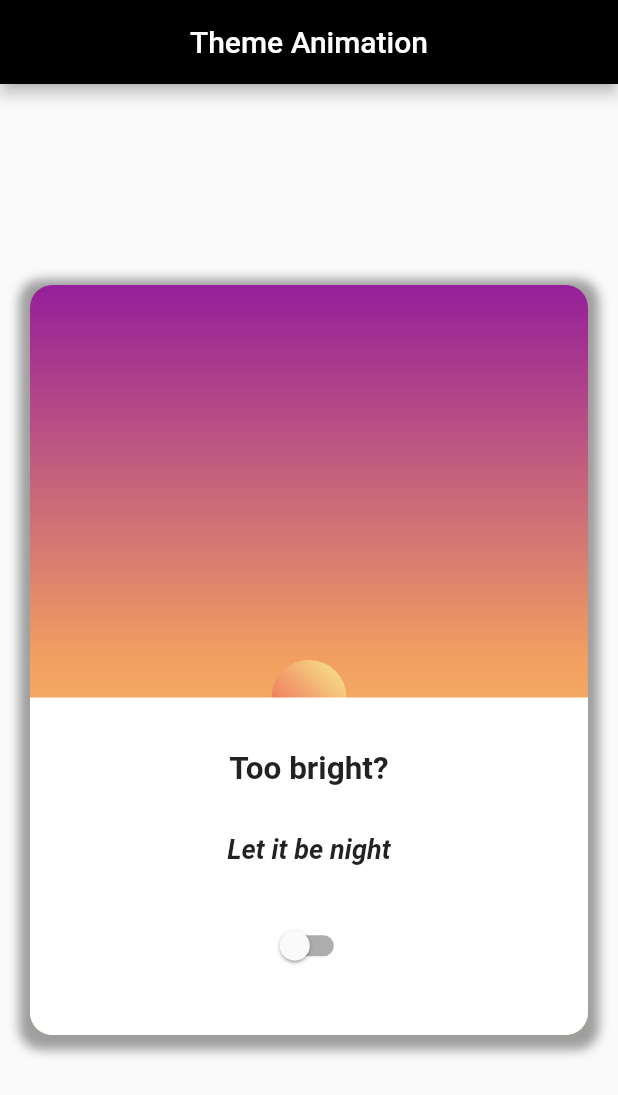
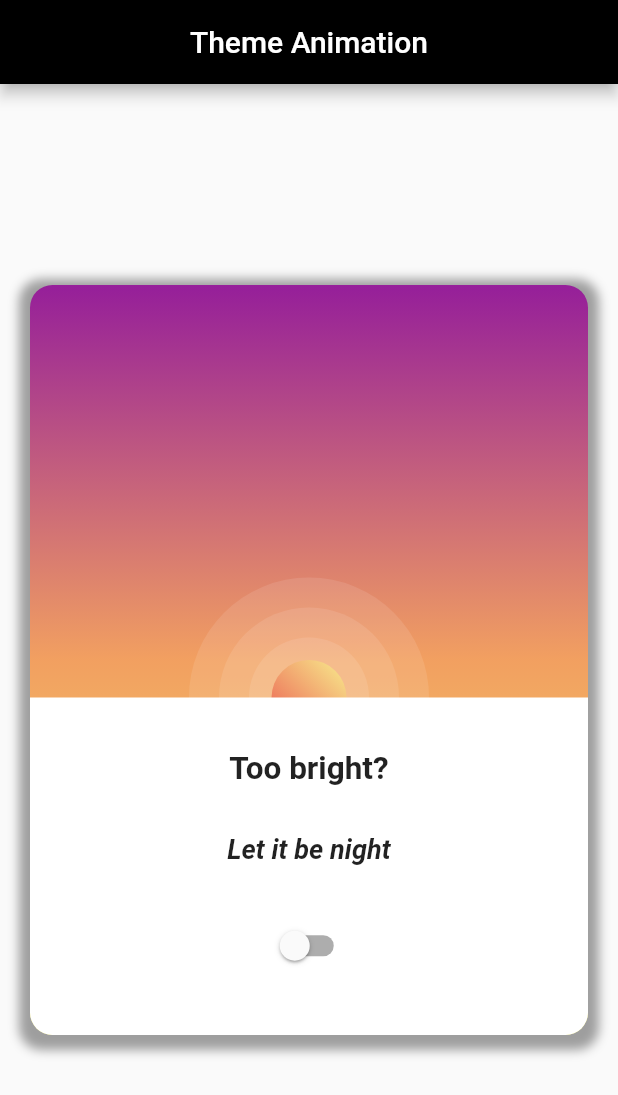
Before and after one commit to ENRexGeorge23/Flutter-ZeroToMastery, a Flutter app: the ThemeAnimationScreen screen opened directly, on a phone screen of 412 x 824 dp. Shown: the top 1095 px of the screen. Run offline on Flutter 3.47's test engine with Material 2 defaults, Android fonts, the phone set to English and light mode, and no system bars; network calls fail.

Commit message:
[PROGRESS]DAY-4.0

```diff
--- a/flutter_basics/basics/lib/presentation/navigation_example_screens/screen_two.dart
+++ b/flutter_basics/basics/lib/presentation/navigation_example_screens/screen_two.dart
@@ -1,4 +1,3 @@
-import 'package:basics/presentation/navigation_example_screens/screen_one.dart';
 import 'package:flutter/material.dart';
 
 class ScreenTwo extends StatelessWidget {
--- a/flutter_basics/basics/lib/presentation/theme_animation/theme_animation_screen.dart
+++ b/flutter_basics/basics/lib/presentation/theme_animation/theme_animation_screen.dart
@@ -1,4 +1,6 @@
 import 'package:basics/application/theme_service.dart';
+import 'package:basics/presentation/theme_animation/widgets/moon.dart';
+import 'package:basics/presentation/theme_animation/widgets/stars.dart';
 import 'package:basics/presentation/theme_animation/widgets/sun.dart';
 import 'package:flutter/material.dart';
 import 'package:provider/provider.dart';
@@ -48,9 +50,60 @@ class ThemeAnimationScreen extends StatelessWidget {
             ),
             child: Stack(
               children: [
-                Padding(
-                  padding: const EdgeInsets.only(top: 50.0),
-                  child: Center(child: const Sun()),
+                Positioned(
+                  top: 50,
+                  left: 50,
+                  child: AnimatedOpacity(
+                      duration: const Duration(milliseconds: 300),
+                      opacity: themeService.isDarkModeOn ? 1 : 0,
+                      child: const Star()),
+                ),
+                Positioned(
+                  top: 70,
+                  right: 50,
+                  child: AnimatedOpacity(
+                      duration: const Duration(milliseconds: 300),
+                      opacity: themeService.isDarkModeOn ? 1 : 0,
+                      child: const Star()),
+                ),
+                Positioned(
+                  top: 150,
+                  left: 60,
+                  child: AnimatedOpacity(
+                      duration: const Duration(milliseconds: 300),
+                      opacity: themeService.isDarkModeOn ? 1 : 0,
+                      child: const Star()),
+                ),
+                Positioned(
+                  top: 40,
+                  left: 100,
+                  child: AnimatedOpacity(
+                      duration: const Duration(milliseconds: 300),
+                      opacity: themeService.isDarkModeOn ? 1 : 0,
+                      child: const Star()),
+                ),
+                Positioned(
+                  top: 100,
+                  right: 200,
+                  child: AnimatedOpacity(
+                      duration: const Duration(milliseconds: 300),
+                      opacity: themeService.isDarkModeOn ? 1 : 0,
+                      child: const Star()),
+                ),
+                AnimatedPositioned(
+                  duration: const Duration(milliseconds: 400),
+                  top: themeService.isDarkModeOn ? 100 : 130,
+                  right: themeService.isDarkModeOn ? 100 : -40,
+                  child: AnimatedOpacity(
+                      duration: const Duration(milliseconds: 300),
+                      opacity: themeService.isDarkModeOn ? 1 : 0,
+                      child: const Moon()),
+                ),
+                AnimatedPadding(
+                  duration: const Duration(milliseconds: 200),
+                  padding: EdgeInsets.only(
+                      top: themeService.isDarkModeOn ? 110 : 50),
+                  child: const Center(child: Sun()),
                 ),
                 Align(
                   alignment: Alignment.bottomCenter,
--- a/flutter_basics/basics/lib/presentation/theme_animation/widgets/sun.dart
+++ b/flutter_basics/basics/lib/presentation/theme_animation/widgets/sun.dart
@@ -1,3 +1,4 @@
+import 'package:basics/presentation/theme_animation/widgets/sun_shine.dart';
 import 'package:flutter/material.dart';
 
 class Sun extends StatelessWidget {
@@ -5,7 +6,13 @@ class Sun extends StatelessWidget {
 
   @override
   Widget build(BuildContext context) {
-    return Container(
+    return SunShine(
+      radius: 160,
+      child: SunShine(
+        radius: 120,
+        child: SunShine(
+          radius: 80,
+          child: Container(
             height: 50,
             width: 50,
             decoration: const BoxDecoration(
@@ -19,6 +26,9 @@ class Sun extends StatelessWidget {
                 end: Alignment.topRight,
               ),
             ),
+          ),
+        ),
+      ),
     );
   }
 }
--- /dev/null
+++ b/flutter_basics/basics/lib/presentation/theme_animation/widgets/sun_shine.dart
@@ -0,0 +1,21 @@
+import 'package:flutter/material.dart';
+
+class SunShine extends StatelessWidget {
+  final double radius;
+  final Widget child;
+
+  const SunShine({super.key, required this.radius, required this.child});
+
+  @override
+  Widget build(BuildContext context) {
+    return Container(
+      height: radius,
+      width: radius,
+      decoration: BoxDecoration(
+        shape: BoxShape.circle,
+        color: Colors.white.withOpacity(0.1),
+      ),
+      child: Center(child: child),
+    );
+  }
+}
--- a/flutter_basics/basics/lib/presentation/widget_examples/widget_examples_screen.dart
+++ b/flutter_basics/basics/lib/presentation/widget_examples/widget_examples_screen.dart
@@ -76,7 +76,7 @@ class WidgetExamples extends StatelessWidget {
             ),
             CustomButton(
               onTap: () {
-                print('tapped');
+                debugPrint('tapped');
               },
               icon: Icons.home,
               iconColor: Colors.white,
@@ -86,7 +86,7 @@ class WidgetExamples extends StatelessWidget {
             ),
             CustomButtonGesture(
                 onTap: () {
-                  print('Custom Button Gesture Tapped');
+                  debugPrint('Custom Button Gesture Tapped');
                 },
                 text: 'text')
           ],
--- a/flutter_basics/basics/lib/presentation/widget_examples/widgets/buttons_example.dart
+++ b/flutter_basics/basics/lib/presentation/widget_examples/widgets/buttons_example.dart
@@ -1,5 +1,3 @@
-import 'package:basics/presentation/navigation_example_screens/screen_one.dart';
-import 'package:basics/presentation/navigation_example_screens/screen_two.dart';
 import 'package:flutter/material.dart';
 
 class ButtonExample extends StatefulWidget {
--- a/flutter_basics/basics/lib/theme.dart
+++ b/flutter_basics/basics/lib/theme.dart
@@ -13,9 +13,13 @@ class AppTheme {
     brightness: Brightness.light,
   );
   static final ThemeData darkTheme = ThemeData(
-    // useMaterial3: true,
+    useMaterial3: true,
+    appBarTheme: const AppBarTheme(
+      centerTitle: false,
+    ),
     colorScheme: ColorScheme.fromSeed(
       seedColor: _primaryColorDark,
+      brightness: Brightness.dark,
     ),
   );
 }
```
Also changed, not shown: flutter_basics/basics/lib/presentation/theme_animation/widgets/moon.dart (added, +24 -0 lines), flutter_basics/basics/lib/presentation/theme_animation/widgets/stars.dart (added, +24 -0 lines), flutter_basics/flutter_exercises/quiz_poker/lib/question_detail_screen.dart (+43 -9 lines). Lines whose indentation alone changed are shown as unchanged.
